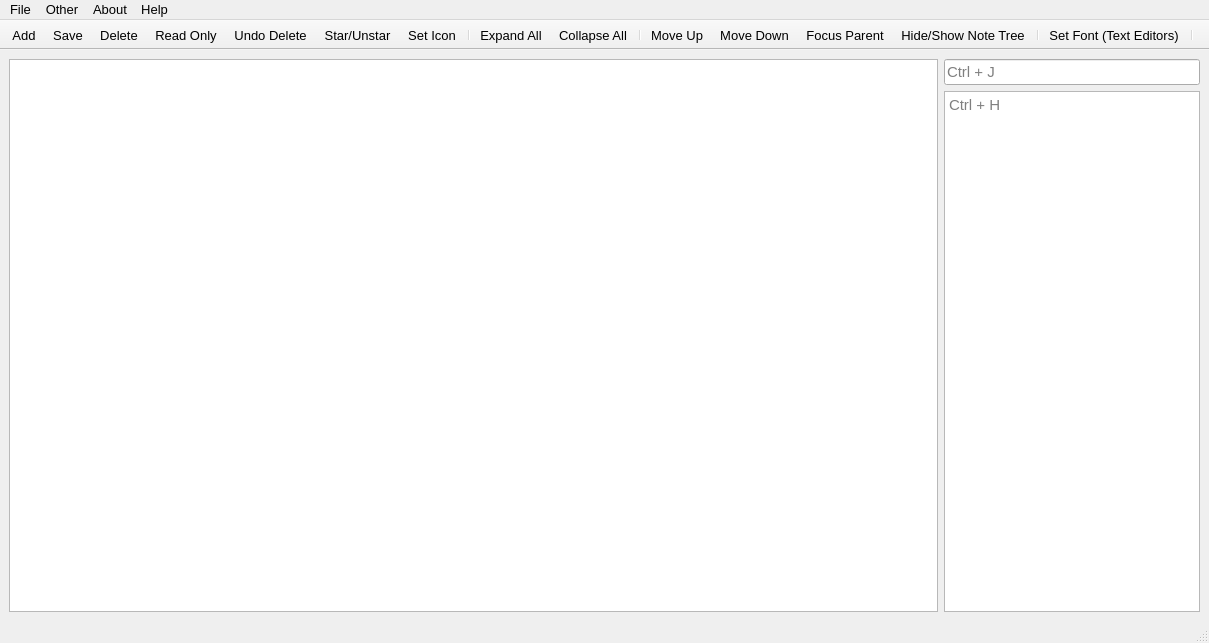
First picture: the form in treenotes.ui, repository UnkindledTwo/TreeNotes, before the edit.
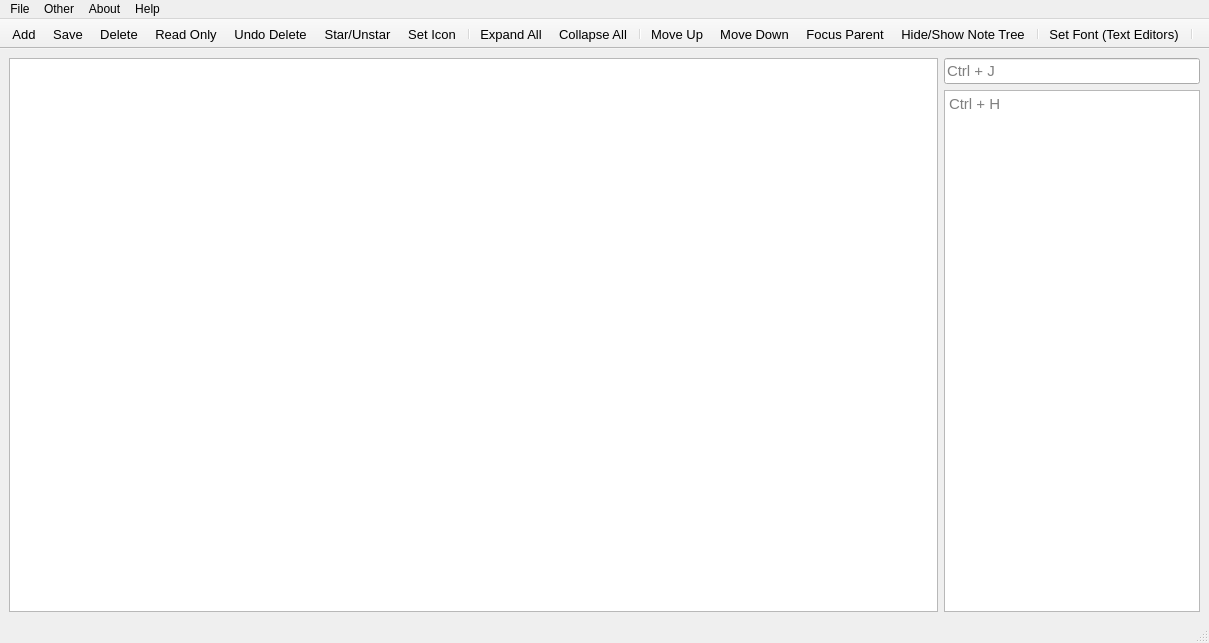
Second picture: the form after the edit. Icons and pictures are not drawn. Custom widgets are drawn as their Qt base class.

The edit to the form file:
```diff
--- a/treenotes.ui
+++ b/treenotes.ui
@@ -143,9 +143,15 @@
      <x>0</x>
      <y>0</y>
      <width>1209</width>
-     <height>22</height>
+     <height>20</height>
     </rect>
    </property>
+   <property name="font">
+    <font>
+     <family>Segoe UI</family>
+     <pointsize>9</pointsize>
+    </font>
+   </property>
    <widget class="QMenu" name="menuFile">
     <property name="title">
      <string>File</string>
```
